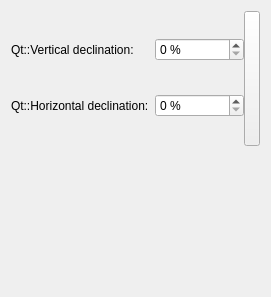
This is kpresenter/old/rectpropertyui.ui in KDE/calligra as Qt 5 draws it before an edit. The edited form follows.
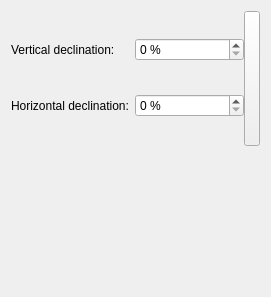
This is the edited form. Custom widgets are drawn as their Qt base class.

```diff
--- a/kpresenter/old/rectpropertyui.ui
+++ b/kpresenter/old/rectpropertyui.ui
@@ -35,7 +35,7 @@
               <item row="0" column="0" >
                 <widget class="QLabel" name="xRndLabel" >
                   <property name="text" >
-                    <string>Qt::Vertical declination:</string>
+                    <string>Vertical declination:</string>
                   </property>
                   <property name="buddy" stdset="0" >
                     <cstring>xRndInput</cstring>
@@ -48,7 +48,7 @@
               <item row="1" column="0" >
                 <widget class="QLabel" name="yRndLabel" >
                   <property name="text" >
-                    <string>Qt::Horizontal declination:</string>
+                    <string>Horizontal declination:</string>
                   </property>
                   <property name="buddy" stdset="0" >
                     <cstring>yRndInput</cstring>
```
